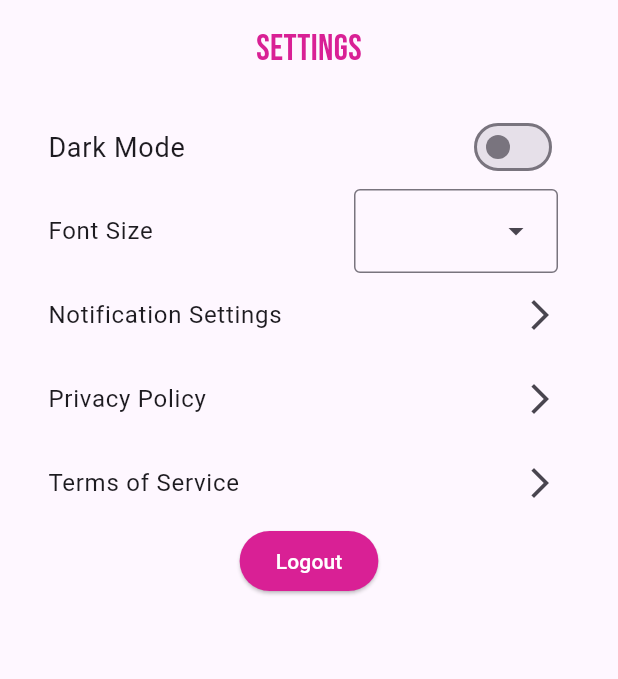
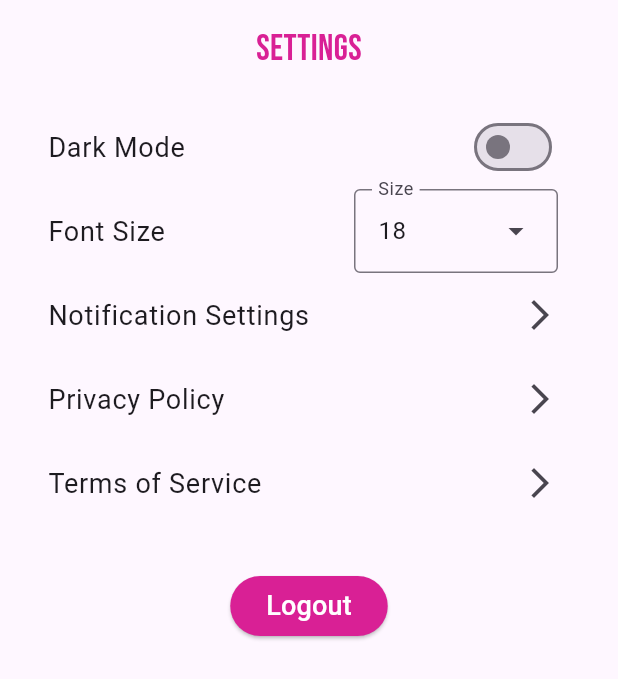
Before and after one commit to DarkGamer2/med_sci_library, a Flutter app: the SettingsPage screen opened by its route, on a phone screen of 412 x 824 dp. Shown: the top 679 px of the screen. Run offline on Flutter 3.47's test engine with Material 3 defaults, Android fonts, the phone set to English and light mode, and no system bars; our stand-ins replace shared_preferences; accounts and stored records are empty; network calls fail.

Commit message:
added font sizes

```diff
--- a/lib/settings.dart
+++ b/lib/settings.dart
@@ -1,4 +1,5 @@
 import 'package:flutter/material.dart';
+import 'package:med_sci_library/fonts/controller.dart';
 
 // Theme Controller to manage theme state
 class ThemeController {
@@ -11,11 +12,12 @@ class ThemeController {
   }
 }
 
-// Define dropdown menu entries for font size selection
 final List<DropdownMenuEntry<String>> dropdownMenuEntries = [
-  DropdownMenuEntry(value: 'Small', label: '12'),
+  DropdownMenuEntry(value: 'Extra Small', label: '12'),
+  DropdownMenuEntry(value: 'Small', label: '14'),
   DropdownMenuEntry(value: 'Medium', label: '18'),
   DropdownMenuEntry(value: 'Large', label: '24'),
+  DropdownMenuEntry(value: 'Extra Large', label: '30'),
 ];
 
 class SettingsPage extends StatefulWidget {
@@ -26,26 +28,19 @@ class SettingsPage extends StatefulWidget {
 }
 
 class _SettingsPageState extends State<SettingsPage> {
-  bool isDarkMode = false;
-  double fontSize = 18.0;
-
-  double _mapFontSize(String value) {
-    switch (value) {
-      case 'Small':
-        return 12.0;
-      case 'Medium':
-        return 18.0;
-      case 'Large':
-        return 24.0;
-      default:
-        return 18.0;
-    }
-  }
-
   @override
   Widget build(BuildContext context) {
+    // 1. Wrap EVERYTHING in the Font Builder so the variable is available everywhere
+    return ValueListenableBuilder<double>(
+      valueListenable: FontSizeController.fontSize,
+      builder: (context, currentSize, child) {
+        // 2. Also listen to ThemeController so the UI updates when you toggle Dark Mode
+        return ValueListenableBuilder<ThemeMode>(
+          valueListenable: ThemeController.themeMode,
+          builder: (context, mode, child) {
             return Theme(
-      data: isDarkMode ? ThemeData.dark() : ThemeData.light(),
+              data:
+                  mode == ThemeMode.dark ? ThemeData.dark() : ThemeData.light(),
               child: Scaffold(
                 body: SafeArea(
                   child: SingleChildScrollView(
@@ -53,83 +48,89 @@ class _SettingsPageState extends State<SettingsPage> {
                     child: Column(
                       crossAxisAlignment: CrossAxisAlignment.start,
                       children: [
-                Center(
-                  child: const Text(
+                        const Center(
+                          child: Text(
                             'Settings',
                             style: TextStyle(
-                      fontSize: 24,
+                              fontSize: 24, // Headers usually stay consistent
                               fontFamily: "BebasNeue",
                               color: Color(0xFFD92095),
                             ),
                           ),
                         ),
                         const SizedBox(height: 20),
+
+                        // DARK MODE TILE
                         ListTile(
                           title: Text(
                             "Dark Mode",
-                    style: TextStyle(fontSize: fontSize),
+                            style: TextStyle(fontSize: currentSize),
                           ),
-                  trailing: ValueListenableBuilder<ThemeMode>(
-                    valueListenable: ThemeController.themeMode,
-                    builder: (_, mode, __) {
-                      final isDark = mode == ThemeMode.dark;
-                      return Switch(
-                        value: isDark,
-                        onChanged: (bool value) {
-                          ThemeController.setDark(value);
-                        },
-                      );
+                          trailing: Switch(
+                            value: mode == ThemeMode.dark,
+                            onChanged:
+                                (bool value) => ThemeController.setDark(value),
+                          ),
+                        ),
+
+                        // FONT SIZE TILE
+                        ListTile(
+                          title: Text(
+                            'Font Size',
+                            style: TextStyle(fontSize: currentSize),
+                          ),
+                          trailing: DropdownMenu<String>(
+                            dropdownMenuEntries: dropdownMenuEntries,
+                            // Set this to 'Medium' so it matches your controller's default
+                            initialSelection: 'Medium',
+                            label: const Text('Size'),
+                            onSelected: (String? newValue) {
+                              if (newValue != null) {
+                                // Update the global controller
+                                FontSizeController.setFontSize(newValue);
+                              }
                             },
                           ),
                         ),
+
+                        // OTHER TILES (Now using currentSize correctly)
                         ListTile(
-                  title: const Text('Font Size'),
-                  trailing: DropdownMenu<String>(
-                    dropdownMenuEntries: dropdownMenuEntries,
-
-                    onSelected: (String? newValue) {
-                      if (newValue != null) {
-                        setState(() {
-                          fontSize = _mapFontSize(newValue);
-                        });
-                      }
-                    },
+                          title: Text(
+                            'Notification Settings',
+                            style: TextStyle(fontSize: currentSize),
                           ),
-                  onTap: () {
-                    // Handle font size change
-                  },
+                          trailing: const Icon(Icons.arrow_forward_ios),
+                          onTap: () {},
                         ),
                         ListTile(
-                  title: const Text('Notification Settings'),
+                          title: Text(
+                            'Privacy Policy',
+                            style: TextStyle(fontSize: currentSize),
+                          ),
                           trailing: const Icon(Icons.arrow_forward_ios),
-                  onTap: () {
-                    // Navigate to notification settings page
-                  },
+                          onTap: () {},
                         ),
                         ListTile(
-                  title: const Text('Privacy Policy'),
+                          title: Text(
+                            'Terms of Service',
+                            style: TextStyle(fontSize: currentSize),
+                          ),
                           trailing: const Icon(Icons.arrow_forward_ios),
-                  onTap: () {
-                    // Navigate to privacy policy page
-                  },
+                          onTap: () {},
                         ),
-                ListTile(
-                  title: const Text('Terms of Service'),
-                  trailing: const Icon(Icons.arrow_forward_ios),
-                  onTap: () {
-                    // Navigate to terms of service page
-                  },
-                ),
+
+                        const SizedBox(height: 30),
                         Center(
                           child: ElevatedButton(
-                    onPressed: () {
-                      // Handle save settings action
-                    },
+                            onPressed: () {},
                             style: ElevatedButton.styleFrom(
                               backgroundColor: const Color(0xFFD92095),
                               foregroundColor: Colors.white,
                             ),
-                    child: const Text('Logout'),
+                            child: Text(
+                              'Logout',
+                              style: TextStyle(fontSize: currentSize),
+                            ),
                           ),
                         ),
                       ],
@@ -138,5 +139,9 @@ class _SettingsPageState extends State<SettingsPage> {
                 ),
               ),
             );
+          },
+        );
+      },
+    );
   }
 }
```
Also changed, not shown: lib/components/search.dart (added, +54 -0 lines), lib/fonts/controller.dart (added, +27 -0 lines), lib/resources.dart (+24 -14 lines), lib/services.dart (+56 -22 lines). Lines whose indentation alone changed are shown as unchanged.
